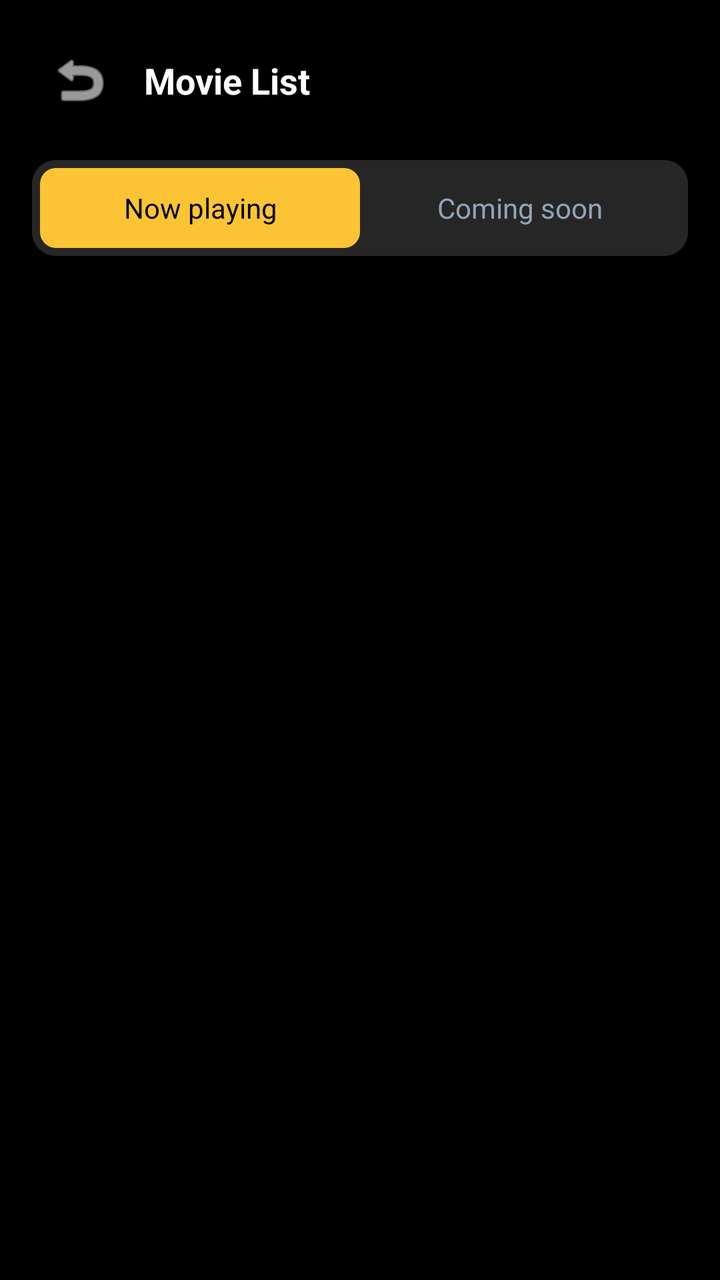
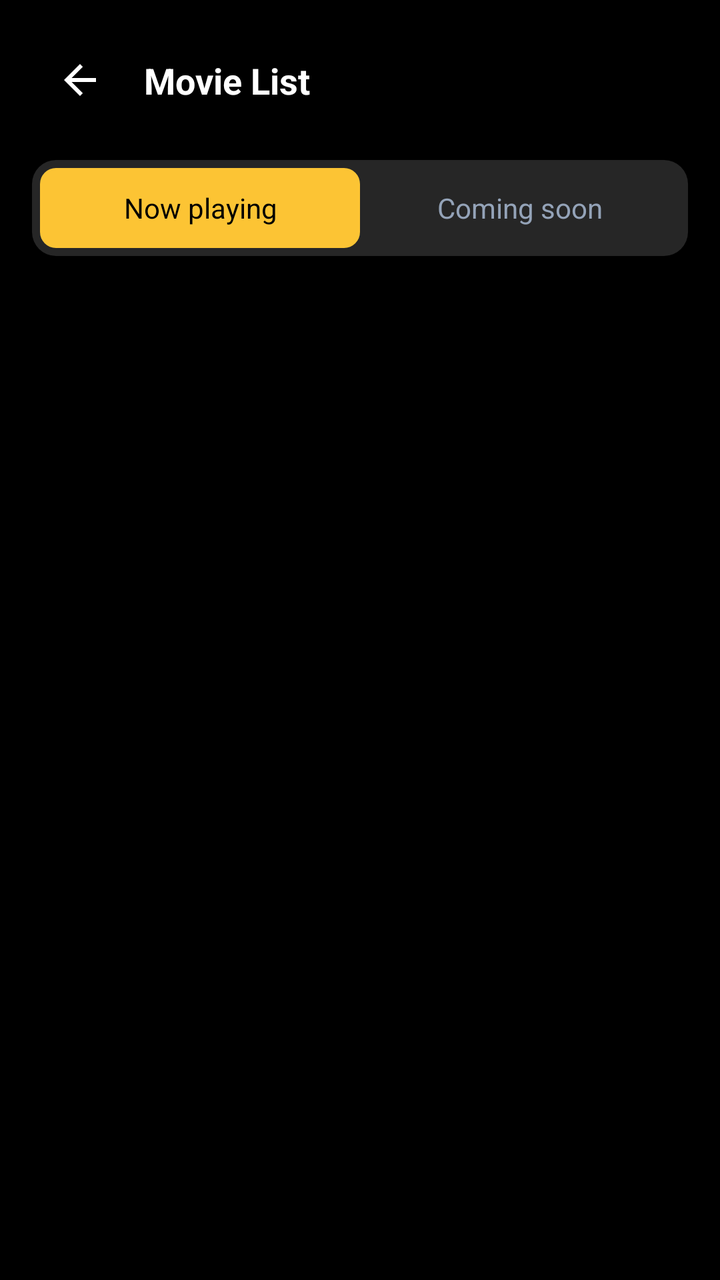

The first picture is an Android layout as it rendered before a commit; the second is the same layout after the commit. The layout source and the unified diff follow.
<!-- AndroidManifest.xml: application theme Theme.Moviebookingapp -->
<!-- res/layout/layout_movie_grid_content.xml -->
<?xml version="1.0" encoding="utf-8"?>
<LinearLayout
    xmlns:android="http://schemas.android.com/apk/res/android"
    xmlns:app="http://schemas.android.com/apk/res-auto"
    android:layout_width="match_parent"
    android:layout_height="match_parent"
    android:orientation="vertical"
    android:background="@color/background_black">

    <androidx.constraintlayout.widget.ConstraintLayout
        android:layout_width="match_parent"
        android:layout_height="wrap_content"
        android:padding="16dp">

        <ImageButton
            android:id="@+id/btnBack"
            android:layout_width="48dp"
            android:layout_height="48dp"
            android:background="?attr/selectableItemBackgroundBorderless"
            android:src="@android:drawable/ic_menu_revert"
            app:layout_constraintStart_toStartOf="parent"
            app:layout_constraintTop_toTopOf="parent"
            app:layout_constraintBottom_toBottomOf="parent"
            app:tint="@color/white"
            android:contentDescription="@string/see_all" />

        <TextView
            android:layout_width="wrap_content"
            android:layout_height="wrap_content"
            android:text="@string/movie_list_title"
            android:textColor="@color/white"
            android:textSize="18sp"
            android:textStyle="bold"
            app:layout_constraintStart_toEndOf="@id/btnBack"
            app:layout_constraintTop_toTopOf="parent"
            app:layout_constraintBottom_toBottomOf="parent"
            android:layout_marginStart="8dp" />

    </androidx.constraintlayout.widget.ConstraintLayout>

    <LinearLayout
        android:id="@+id/tabContainer"
        android:layout_width="match_parent"
        android:layout_height="48dp"
        android:layout_marginHorizontal="16dp"
        android:layout_marginBottom="16dp"
        android:background="@drawable/bg_tab_container"
        android:padding="4dp">

        <TextView
            android:id="@+id/tabNowPlaying"
            android:layout_width="0dp"
            android:layout_height="match_parent"
            android:layout_weight="1"
            android:gravity="center"
            android:text="@string/now_playing"
            android:textColor="@color/black"
            android:textSize="14sp"
            android:background="@drawable/bg_tab_active" />

        <TextView
            android:id="@+id/tabComingSoon"
            android:layout_width="0dp"
            android:layout_height="match_parent"
            android:layout_weight="1"
            android:gravity="center"
            android:text="@string/coming_soon"
            android:textColor="@color/text_gray"
            android:textSize="14sp" />
    </LinearLayout>

    <FrameLayout
        android:layout_width="match_parent"
        android:layout_height="match_parent">

        <androidx.recyclerview.widget.RecyclerView
            android:id="@+id/rvFullList"
            android:layout_width="match_parent"
            android:layout_height="match_parent"
            android:paddingHorizontal="8dp"
            android:clipToPadding="false" />

        <com.facebook.shimmer.ShimmerFrameLayout
            android:id="@+id/shimmerGrid"
            android:layout_width="match_parent"
            android:layout_height="match_parent"
            android:visibility="gone"
            app:shimmer_auto_start="true"
            app:shimmer_base_alpha="0.1"
            app:shimmer_highlight_alpha="0.4">
            <GridLayout
                android:layout_width="match_parent"
                android:layout_height="match_parent"
                android:columnCount="2"
                android:padding="8dp">
                <View android:layout_width="0dp" android:layout_height="250dp" android:layout_columnWeight="1" android:layout_margin="8dp" android:background="@color/skeleton_gray" />
                <View android:layout_width="0dp" android:layout_height="250dp" android:layout_columnWeight="1" android:layout_margin="8dp" android:background="@color/skeleton_gray" />
                <View android:layout_width="0dp" android:layout_height="250dp" android:layout_columnWeight="1" android:layout_margin="8dp" android:background="@color/skeleton_gray" />
                <View android:layout_width="0dp" android:layout_height="250dp" android:layout_columnWeight="1" android:layout_margin="8dp" android:background="@color/skeleton_gray" />
            </GridLayout>
        </com.facebook.shimmer.ShimmerFrameLayout>
    </FrameLayout>

</LinearLayout>
<!-- resources referenced by this layout -->
<resources>
  <color name="background_black">#FF000000</color>
  <color name="black">#FF000000</color>
  <color name="skeleton_gray">#374151</color>
  <color name="text_gray">#94A3B8</color>
  <color name="white">#FFFFFFFF</color>
  <!-- drawable bg_tab_active (drawable) -->
  <?xml version="1.0" encoding="utf-8"?>
  <shape xmlns:android="http://schemas.android.com/apk/res/android">
      <solid android:color="#FCC434" />
      <corners android:radius="8dp" />
  </shape>
  <!-- drawable bg_tab_container (drawable) -->
  <?xml version="1.0" encoding="utf-8"?>
  <shape xmlns:android="http://schemas.android.com/apk/res/android">
      <solid android:color="#262626" />
      <corners android:radius="12dp" />
  </shape>
  <string name="coming_soon">Coming soon</string>
  <string name="movie_list_title">Movie List</string>
  <string name="now_playing">Now playing</string>
  <string name="see_all">See all &gt;</string>
  <style name="Theme.Moviebookingapp" parent="Base.Theme.Moviebookingapp" />
  <style name="Base.Theme.Moviebookingapp" parent="Theme.Material3.DayNight.NoActionBar">
          <item name="colorPrimary">@color/yellow</item>
          <item name="android:windowBackground">@color/background_black</item>
          <item name="android:statusBarColor">@color/background_black</item>
      </style>
  <color name="yellow">#FFC107</color>
</resources>

<!-- the commit's change to res/layout/layout_movie_grid_content.xml (unified diff, before → after) -->
@@ -17,7 +17,7 @@
             android:layout_width="48dp"
             android:layout_height="48dp"
             android:background="?attr/selectableItemBackgroundBorderless"
-            android:src="@android:drawable/ic_menu_revert"
+            android:src="@drawable/ic_back"
             app:layout_constraintStart_toStartOf="parent"
             app:layout_constraintTop_toTopOf="parent"
             app:layout_constraintBottom_toBottomOf="parent"
@@ -78,6 +78,7 @@
             android:layout_width="match_parent"
             android:layout_height="match_parent"
             android:paddingHorizontal="8dp"
+            android:paddingBottom="80dp"
             android:clipToPadding="false" />
 
         <com.facebook.shimmer.ShimmerFrameLayout
<!-- resource entries referenced after the edit -->
@@ -17,6 +17,16 @@
       <solid android:color="#262626" />
       <corners android:radius="12dp" />
   </shape>
+  <!-- drawable ic_back (drawable) -->
+  <vector xmlns:android="http://schemas.android.com/apk/res/android"
+      android:width="24dp"
+      android:height="24dp"
+      android:viewportWidth="24.0"
+      android:viewportHeight="24.0">
+      <path
+          android:fillColor="#FFFFFFFF"
+          android:pathData="M20,11H7.83l5.59,-5.59L12,4l-8,8 8,8 1.41,-1.41L7.83,13H20v-2z"/>
+  </vector>
   <string name="coming_soon">Coming soon</string>
   <string name="movie_list_title">Movie List</string>
   <string name="now_playing">Now playing</string>
